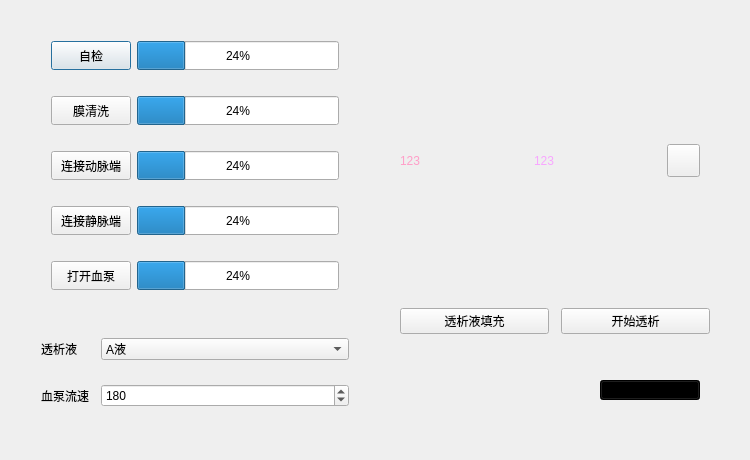
xxnmt/Qt_ICU, file NICU/hemodialysis_dialog.ui: the form before one commit.
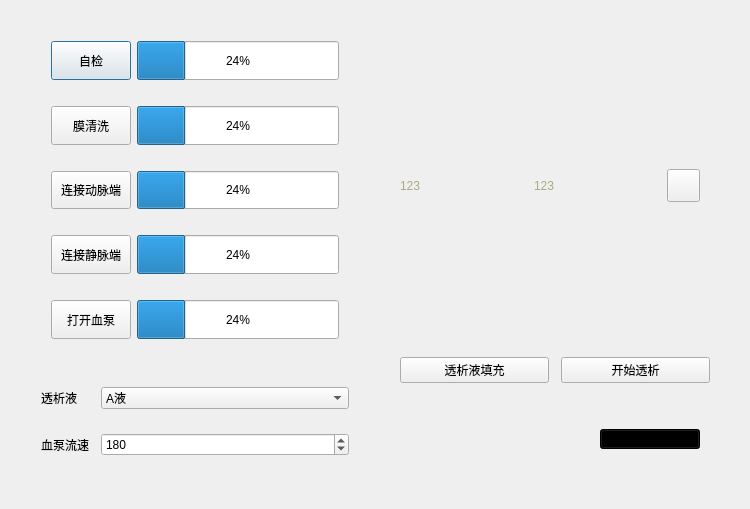
The form after the commit. Icons and pictures are not drawn.

```diff
--- a/NICU/hemodialysis_dialog.ui
+++ b/NICU/hemodialysis_dialog.ui
@@ -7,7 +7,7 @@
     <x>0</x>
     <y>0</y>
     <width>750</width>
-    <height>460</height>
+    <height>509</height>
    </rect>
   </property>
   <property name="sizePolicy">
@@ -440,9 +440,8 @@
                  </sizepolicy>
                 </property>
                 <property name="styleSheet">
-                 <string notr="true">font: 14pt &quot;Microsoft YaHei UI&quot;;
-color: rgb(255, 158, 200);
-</string>
+                 <string notr="true">color: rgb(170, 170, 127);
+font: 14pt &quot;Microsoft YaHei UI&quot;;</string>
                 </property>
                 <property name="text">
                  <string>123</string>
@@ -458,8 +457,8 @@
                  </sizepolicy>
                 </property>
                 <property name="styleSheet">
-                 <string notr="true">font: 14pt &quot;Microsoft YaHei UI&quot;;
-color: rgb(248, 166, 255);</string>
+                 <string notr="true">color: rgb(170, 170, 127);
+font: 14pt &quot;Microsoft YaHei UI&quot;;</string>
                 </property>
                 <property name="text">
                  <string>123</string>
```
